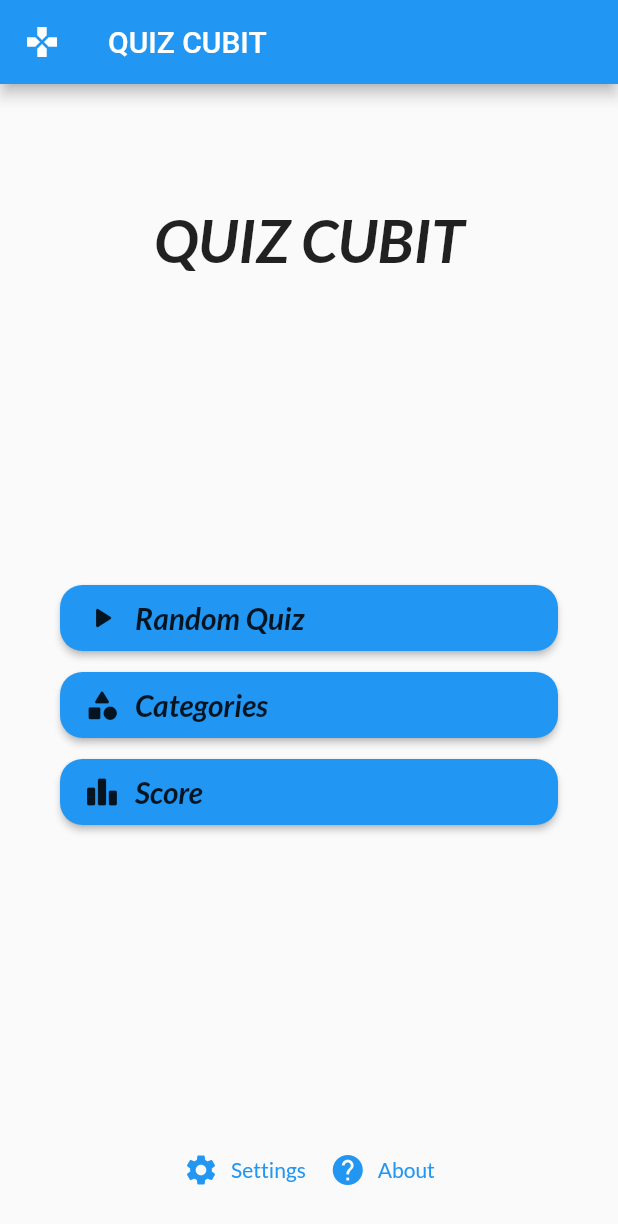
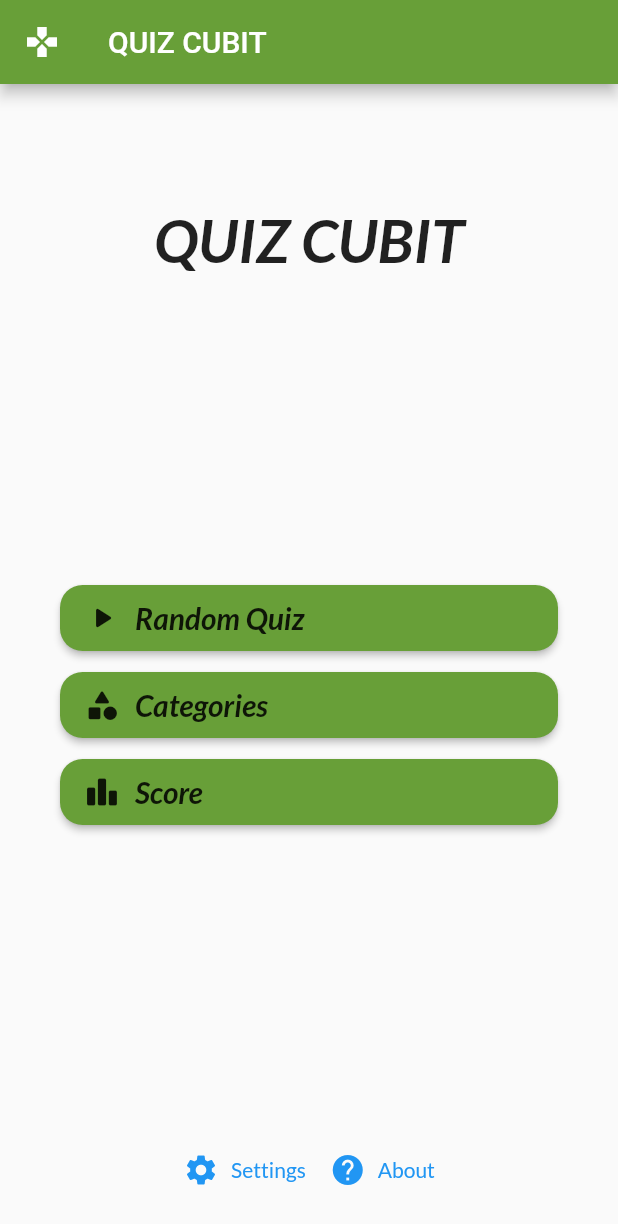
Before and after one commit to sergfa/quiz_cubit, a Flutter app: the screen it shows after launch, on a phone screen of 412 x 824 dp. Shown: the top 1224 px of the screen. Run offline on Flutter 3.47's test engine with Material 2 defaults, Android fonts, the phone set to English and light mode, and no system bars; our stand-ins replace bloc, equatable, flutter_bloc, get_it, google_fonts, hydrated_bloc.

Commit message:
Update theme

```diff
--- a/lib/src/app.dart
+++ b/lib/src/app.dart
@@ -16,7 +16,10 @@ class App extends StatelessWidget {
       child: MaterialApp(
         title: 'Quiz Cubit',
         theme: ThemeData.light().copyWith(
-            textTheme: GoogleFonts.latoTextTheme(Theme.of(context).textTheme)),
+          textTheme: GoogleFonts.latoTextTheme(Theme.of(context).textTheme),
+          primaryColor: Color(0xff689F38),
+          accentColor: Color(0xff4CAF50),
+        ),
         home: HomeScreen(),
         onGenerateRoute: appRouter.onGenerateRoute,
       ),
```
